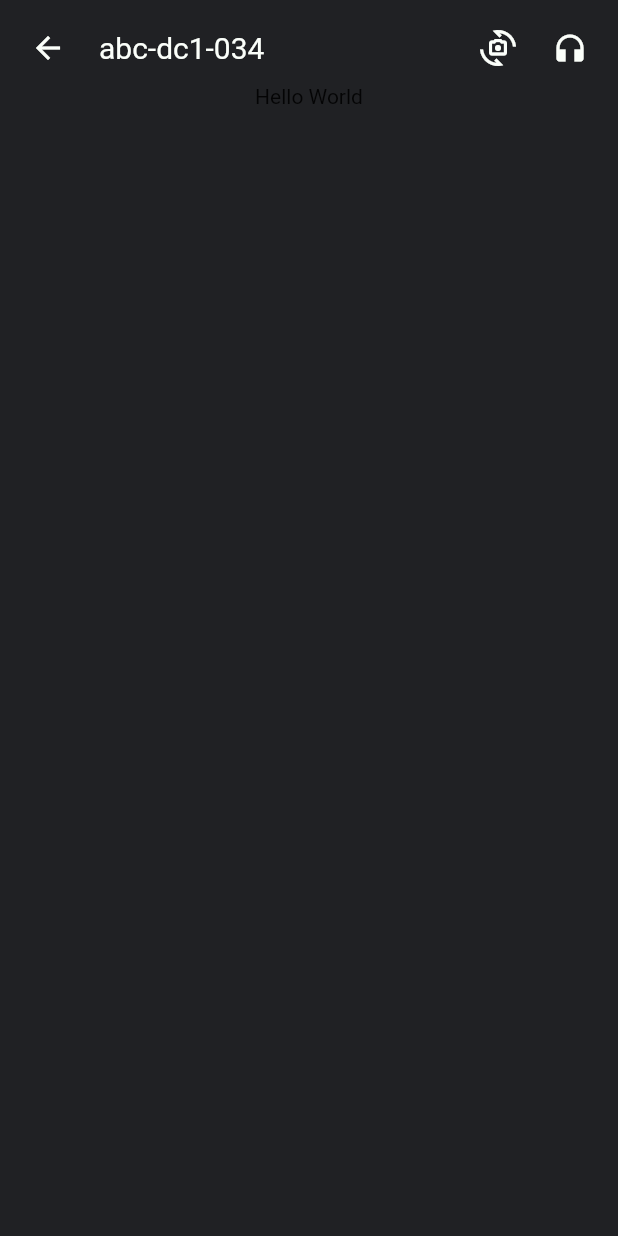
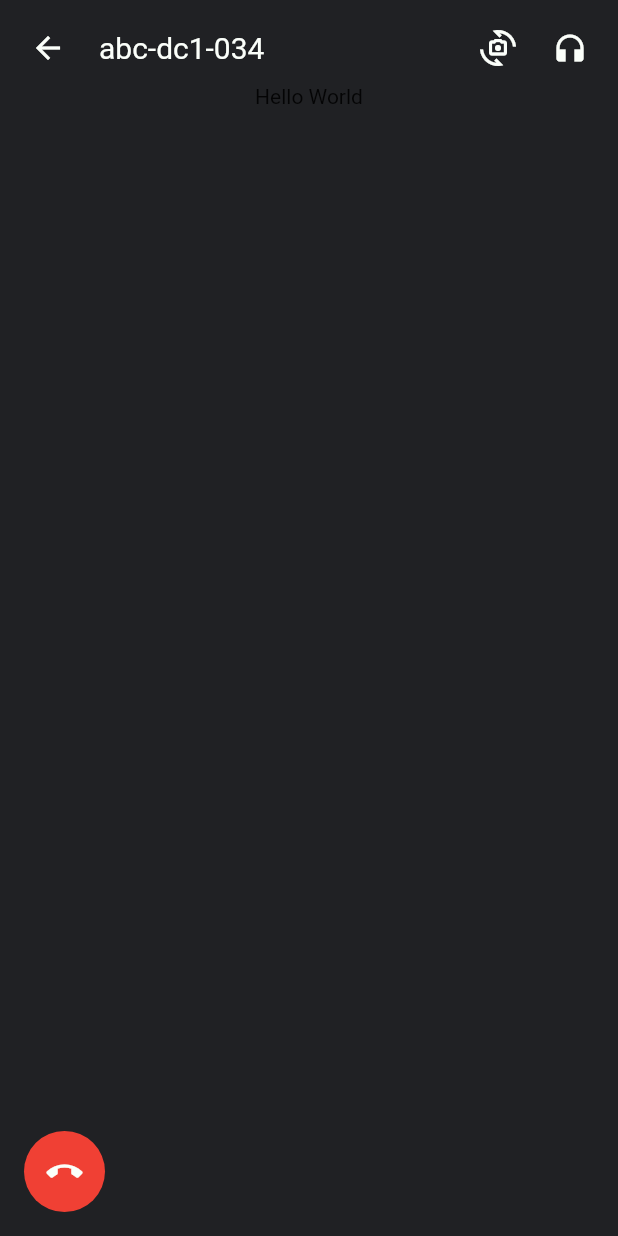
Before and after one commit to octoi/google-meet-clone, a Flutter app: the screen it shows after launch, on a phone screen of 412 x 824 dp. Run offline on Flutter 3.47's test engine with Material 2 defaults, Android fonts, the phone set to English and light mode, and no system bars.

Commit message:
call end btn

```diff
--- a/lib/widgets/utils.dart
+++ b/lib/widgets/utils.dart
@@ -1,4 +1,5 @@
 import 'package:flutter/material.dart';
+import 'package:google_meet/utils/constants.dart';
 
 class AppUtils extends StatelessWidget {
   const AppUtils({Key? key}) : super(key: key);
@@ -6,8 +7,21 @@ class AppUtils extends StatelessWidget {
   @override
   Widget build(BuildContext context) {
     return Container(
+      padding: EdgeInsets.all(8.0),
       child: Row(
-        children: [],
+        children: [
+          Container(
+            padding: EdgeInsets.all(15.0),
+            decoration: BoxDecoration(
+              color: appRed,
+              borderRadius: BorderRadius.circular(50.0),
+            ),
+            child: Icon(
+              Icons.call_end,
+              color: appWhite,
+            ),
+          ),
+        ],
       ),
     );
   }
```
